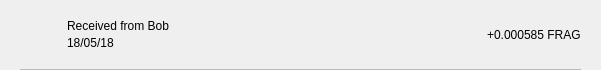
Above: src/qt/gamefrag/forms/txrow.ui from Game-Frag/game-frag-coin before the change. Below: the same form after it.
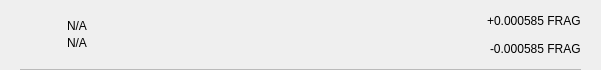
That is the form after the change.

The edit to the form file:
```diff
--- a/src/qt/gamefrag/forms/txrow.ui
+++ b/src/qt/gamefrag/forms/txrow.ui
@@ -110,7 +110,7 @@
               <string notr="true"/>
              </property>
              <property name="text">
-              <string>Received from Bob</string>
+              <string notr="true">N/A</string>
              </property>
              <property name="alignment">
               <set>Qt::AlignBottom|Qt::AlignLeading|Qt::AlignLeft</set>
@@ -123,7 +123,7 @@
               <string notr="true"/>
              </property>
              <property name="text">
-              <string>18/05/18</string>
+              <string notr="true">N/A</string>
              </property>
              <property name="alignment">
               <set>Qt::AlignLeading|Qt::AlignLeft|Qt::AlignTop</set>
@@ -133,13 +133,47 @@
           </layout>
          </item>
          <item>
-          <widget class="QLabel" name="lblAmount">
-           <property name="styleSheet">
-            <string notr="true"/>
+          <widget class="QWidget" name="containerAmounts" native="true">
+           <property name="minimumSize">
+            <size>
+             <width>80</width>
+             <height>0</height>
+            </size>
            </property>
-           <property name="text">
-            <string>+0.000585 FRAG</string>
-           </property>
+           <layout class="QVBoxLayout" name="verticalLayout_4">
+            <property name="leftMargin">
+             <number>0</number>
+            </property>
+            <property name="topMargin">
+             <number>0</number>
+            </property>
+            <property name="rightMargin">
+             <number>0</number>
+            </property>
+            <property name="bottomMargin">
+             <number>0</number>
+            </property>
+            <item alignment="Qt::AlignRight">
+             <widget class="QLabel" name="lblAmountTop">
+              <property name="styleSheet">
+               <string notr="true"/>
+              </property>
+              <property name="text">
+               <string>+0.000585 FRAG</string>
+              </property>
+             </widget>
+            </item>
+            <item alignment="Qt::AlignRight">
+             <widget class="QLabel" name="lblAmountBottom">
+              <property name="styleSheet">
+               <string notr="true"/>
+              </property>
+              <property name="text">
+               <string>-0.000585 FRAG</string>
+              </property>
+             </widget>
+            </item>
+           </layout>
           </widget>
          </item>
         </layout>
```
